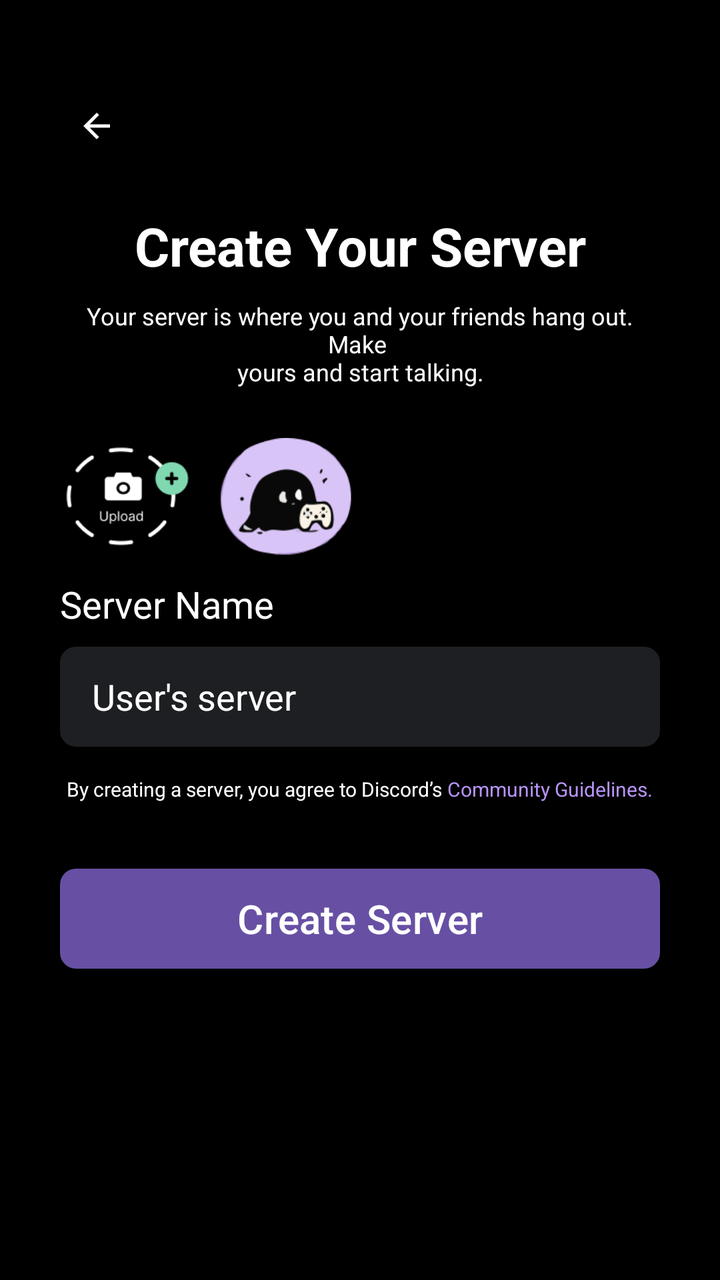
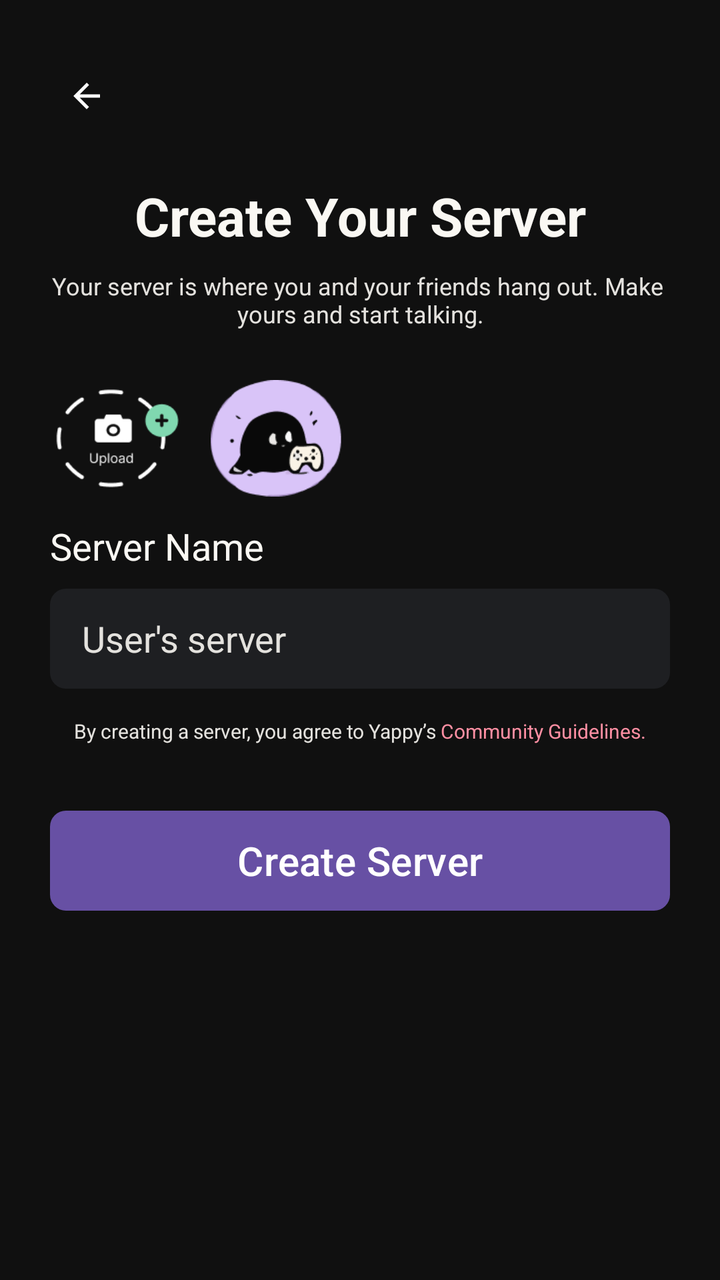

An Android layout rendered at two revisions. The XML below is the earlier revision; the diff shows what the commit changed to produce the second picture.
<!-- AndroidManifest.xml: application theme Theme.Yappy -->
<!-- res/layout/activity_create_server3.xml -->
<?xml version="1.0" encoding="utf-8"?>
<androidx.constraintlayout.widget.ConstraintLayout xmlns:android="http://schemas.android.com/apk/res/android"
    xmlns:app="http://schemas.android.com/apk/res-auto"
    xmlns:tools="http://schemas.android.com/tools"
    android:id="@+id/main"
    android:layout_width="match_parent"
    android:layout_height="match_parent"
    tools:context=".CreateServer3"
    android:background="@color/black"
    android:padding="30dp">
    
    <ImageView
        android:id="@+id/back_arrow"
        android:layout_width="22.5dp"
        android:layout_height="20dp"
        android:src="@drawable/ic_arrow_back"
        android:layout_marginTop="23dp"
        app:layout_constraintTop_toTopOf="parent"
        android:layout_marginLeft="7dp"
        app:layout_constraintStart_toStartOf="parent"
        android:clickable="true"/>

    <TextView
        android:id="@+id/head"
        android:layout_width="wrap_content"
        android:layout_height="wrap_content"
        android:textStyle="bold"
        android:textColor="@color/white"
        android:text="Create Your Server"
        android:textSize="26.61dp"
        app:layout_constraintStart_toStartOf="parent"
        app:layout_constraintEnd_toEndOf="parent"
        android:layout_marginTop="32dp"
        app:layout_constraintTop_toBottomOf="@id/back_arrow"/>

    <TextView
        android:id="@+id/subhead"
        android:layout_width="wrap_content"
        android:layout_height="wrap_content"
        android:textSize="12dp"
        android:text="Your server is where you and your friends hang out. Make \nyours and start talking."
        android:textColor="@color/white"
        android:gravity="center"
        app:layout_constraintTop_toBottomOf="@id/head"
        android:layout_marginTop="9dp"
        app:layout_constraintStart_toStartOf="parent"
        app:layout_constraintEnd_toEndOf="parent"/>

    <LinearLayout
        android:id="@+id/icon_layout"
        android:layout_width="match_parent"
        android:layout_height="wrap_content"
        android:orientation="horizontal"
        app:layout_constraintTop_toBottomOf="@id/subhead"
        app:layout_constraintStart_toStartOf="parent"
        android:layout_marginTop="25dp">

        <ImageView
            android:id="@+id/add_icon"
            android:layout_width="65.52dp"
            android:layout_height="58.46dp"
            android:src="@drawable/add_icon"
            android:clickable="true"/>
        
        <ImageView
            android:id="@+id/gaming_icon"
            android:layout_width="65.52dp"
            android:layout_height="58.46dp"
            android:src="@drawable/gaming2"
            android:layout_marginLeft="14.62dp"
            android:clickable="true"/>

    </LinearLayout>

    <TextView
        android:layout_width="wrap_content"
        android:layout_height="wrap_content"
        android:textColor="@color/white"
        android:text="Server Name"
        android:textSize="18.75dp"
        app:layout_constraintTop_toBottomOf="@id/icon_layout"
        android:layout_marginTop="12dp"/>

    <EditText
        android:id="@+id/server_name"
        android:layout_width="match_parent"
        android:layout_height="50dp"
        android:background="@drawable/input_box_2"
        android:hint="User's server"
        android:inputType="text"
        android:textColorHint="@color/white"
        android:layout_marginTop="46dp"
        app:layout_constraintTop_toBottomOf="@id/icon_layout"
        android:paddingHorizontal="16dp"/>

    <LinearLayout
        android:layout_width="match_parent"
        android:layout_height="wrap_content"
        android:orientation="horizontal"
        android:layout_marginTop="14.23dp"
        app:layout_constraintTop_toBottomOf="@id/server_name"
        app:layout_constraintStart_toStartOf="parent"
        android:gravity="center">

    <TextView
        android:layout_width="wrap_content"
        android:layout_height="wrap_content"
        android:text="By creating a server, you agree to Discord’s "
        android:textColor="@color/white"
        android:textSize="10dp"/>

    <TextView
        android:id="@+id/guidelines"
        android:layout_width="wrap_content"
        android:layout_height="wrap_content"
        android:textSize="10dp"
        android:textColor="@color/pink"
        android:text="Community Guidelines."
        android:clickable="true"/>

    </LinearLayout>

    <Button
        android:id="@+id/createBtn"
        android:layout_width="match_parent"
        android:layout_height="50dp"
        android:background="@drawable/input_box_2"
        android:backgroundTint="@color/pink"
        android:text="Create Server"
        android:gravity="center"
        android:textColor="@color/white"
        android:textSize="19.93dp"
        android:clickable="true"
        android:layout_marginTop="61.12dp"
        app:layout_constraintTop_toBottomOf="@id/server_name"/>
    
</androidx.constraintlayout.widget.ConstraintLayout>
<!-- resources referenced by this layout -->
<resources>
  <color name="black">#FF000000</color>
  <color name="pink">#B794F6</color>
  <color name="white">#FFFFFFFF</color>
  <!-- drawable add_icon: png bitmap (drawable, 2660 bytes) -->
  <!-- drawable gaming2: png bitmap (drawable, 4225 bytes) -->
  <!-- drawable ic_arrow_back (drawable) -->
  <vector xmlns:android="http://schemas.android.com/apk/res/android" android:autoMirrored="true" android:height="24dp" android:tint="@color/white" android:viewportHeight="24" android:viewportWidth="24" android:width="24dp">
        
      <path android:fillColor="@android:color/white" android:pathData="M20,11H7.83l5.59,-5.59L12,4l-8,8 8,8 1.41,-1.41L7.83,13H20v-2z"/>
      
  </vector>
  <!-- drawable input_box_2 (drawable) -->
  <?xml version="1.0" encoding="utf-8"?>
  <shape xmlns:android="http://schemas.android.com/apk/res/android"
      android:shape="rectangle">
      <solid android:color="#1E1F22" />
      <corners android:radius="8dp" />
  </shape>
  <style name="Theme.Yappy" parent="Base.Theme.Yappy" />
  <style name="Base.Theme.Yappy" parent="Theme.Material3.DayNight.NoActionBar">
          
          
      </style>
</resources>

<!-- the commit's change to res/layout/activity_create_server3.xml (unified diff, before → after) -->
@@ -7,7 +7,9 @@
     android:layout_height="match_parent"
     tools:context=".CreateServer3"
     android:background="@color/black"
-    android:padding="30dp">
+    android:paddingHorizontal="25dp"
+    android:paddingTop="15dp"
+    android:paddingBottom="25dp">
     
     <ImageView
         android:id="@+id/back_arrow"
@@ -18,14 +20,15 @@
         app:layout_constraintTop_toTopOf="parent"
         android:layout_marginLeft="7dp"
         app:layout_constraintStart_toStartOf="parent"
-        android:clickable="true"/>
+        android:clickable="true"
+        app:tint="@color/white" />
 
     <TextView
         android:id="@+id/head"
         android:layout_width="wrap_content"
         android:layout_height="wrap_content"
         android:textStyle="bold"
-        android:textColor="@color/white"
+        android:textColor="@color/warm_white"
         android:text="Create Your Server"
         android:textSize="26.61dp"
         app:layout_constraintStart_toStartOf="parent"
@@ -39,7 +42,7 @@
         android:layout_height="wrap_content"
         android:textSize="12dp"
         android:text="Your server is where you and your friends hang out. Make \nyours and start talking."
-        android:textColor="@color/white"
+        android:textColor="@color/soft_border"
         android:gravity="center"
         app:layout_constraintTop_toBottomOf="@id/head"
         android:layout_marginTop="9dp"
@@ -75,7 +78,7 @@
     <TextView
         android:layout_width="wrap_content"
         android:layout_height="wrap_content"
-        android:textColor="@color/white"
+        android:textColor="@color/warm_white"
         android:text="Server Name"
         android:textSize="18.75dp"
         app:layout_constraintTop_toBottomOf="@id/icon_layout"
@@ -88,7 +91,8 @@
         android:background="@drawable/input_box_2"
         android:hint="User's server"
         android:inputType="text"
-        android:textColorHint="@color/white"
+        android:textColor="@color/warm_white"
+        android:textColorHint="@color/soft_border"
         android:layout_marginTop="46dp"
         app:layout_constraintTop_toBottomOf="@id/icon_layout"
         android:paddingHorizontal="16dp"/>
@@ -105,8 +109,8 @@
     <TextView
         android:layout_width="wrap_content"
         android:layout_height="wrap_content"
-        android:text="By creating a server, you agree to Discord’s "
-        android:textColor="@color/white"
+        android:text="By creating a server, you agree to Yappy’s "
+        android:textColor="@color/soft_border"
         android:textSize="10dp"/>
 
     <TextView
<!-- resource entries referenced after the edit -->
@@ -1,11 +1,14 @@
 <!-- resources referenced by this layout -->
 <resources>
-  <color name="black">#FF000000</color>
-  <color name="pink">#B794F6</color>
+  <color name="black">#101010</color>
+  <color name="pink">#FF8FA3</color>
+  <color name="soft_border">#E4E2DE</color>
+  <color name="warm_white">#FAF8F3</color>
   <color name="white">#FFFFFFFF</color>
   <!-- drawable add_icon: png bitmap (drawable, 2660 bytes) -->
   <!-- drawable gaming2: png bitmap (drawable, 4225 bytes) -->
   <!-- drawable ic_arrow_back (drawable) -->
+  ﻿
   <vector xmlns:android="http://schemas.android.com/apk/res/android" android:autoMirrored="true" android:height="24dp" android:tint="@color/white" android:viewportHeight="24" android:viewportWidth="24" android:width="24dp">
         
       <path android:fillColor="@android:color/white" android:pathData="M20,11H7.83l5.59,-5.59L12,4l-8,8 8,8 1.41,-1.41L7.83,13H20v-2z"/>
@@ -20,8 +23,6 @@
   </shape>
   <style name="Theme.Yappy" parent="Base.Theme.Yappy" />
   <style name="Base.Theme.Yappy" parent="Theme.Material3.DayNight.NoActionBar">
-          
-          
       </style>
 </resources>
 
